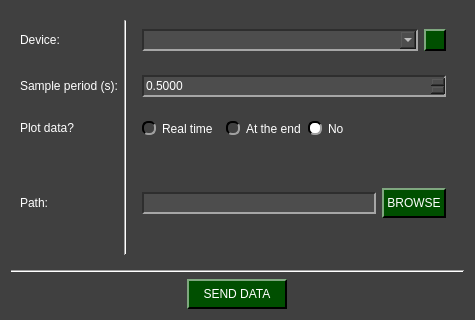
Before: the Qt Designer form pydaq/uis/PyDAQ_send_data_Arduino_widget.ui in samirmartins/pydaq, drawn with Qt 5.
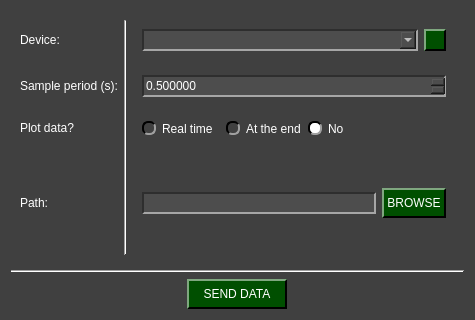
After: the same form once the commit is applied. Icons and pictures are not drawn.

What changed in the file:
```diff
--- a/pydaq/uis/PyDAQ_send_data_Arduino_widget.ui
+++ b/pydaq/uis/PyDAQ_send_data_Arduino_widget.ui
@@ -438,10 +438,10 @@
             </size>
            </property>
            <property name="decimals">
-            <number>4</number>
+            <number>6</number>
            </property>
            <property name="maximum">
-            <double>999.990000000000009</double>
+            <double>999999999999.000000000000000</double>
            </property>
            <property name="singleStep">
             <double>0.010000000000000</double>
```
